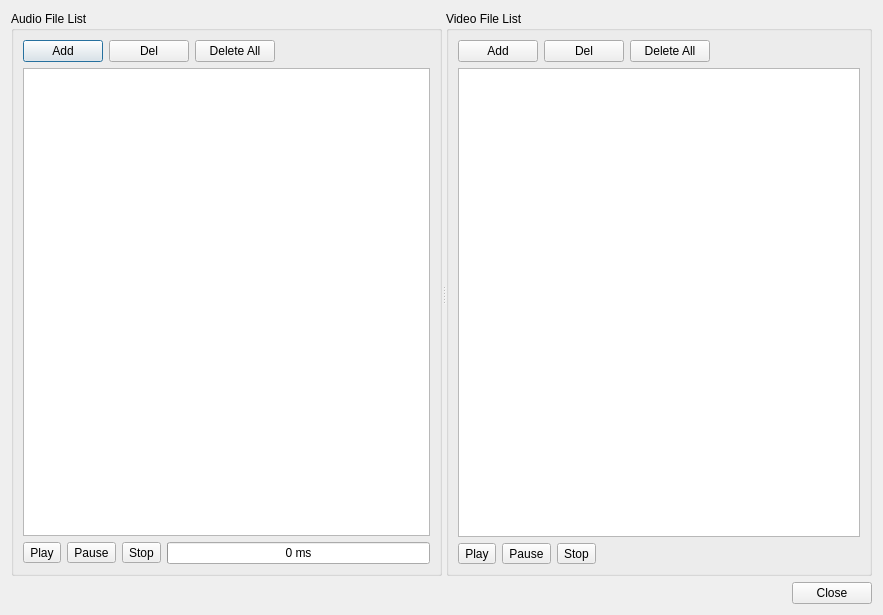
Before: the Qt Designer form kvmrt2_media_editor/contentsPool.ui in gyongchae/MediaEditor, drawn with Qt 5.
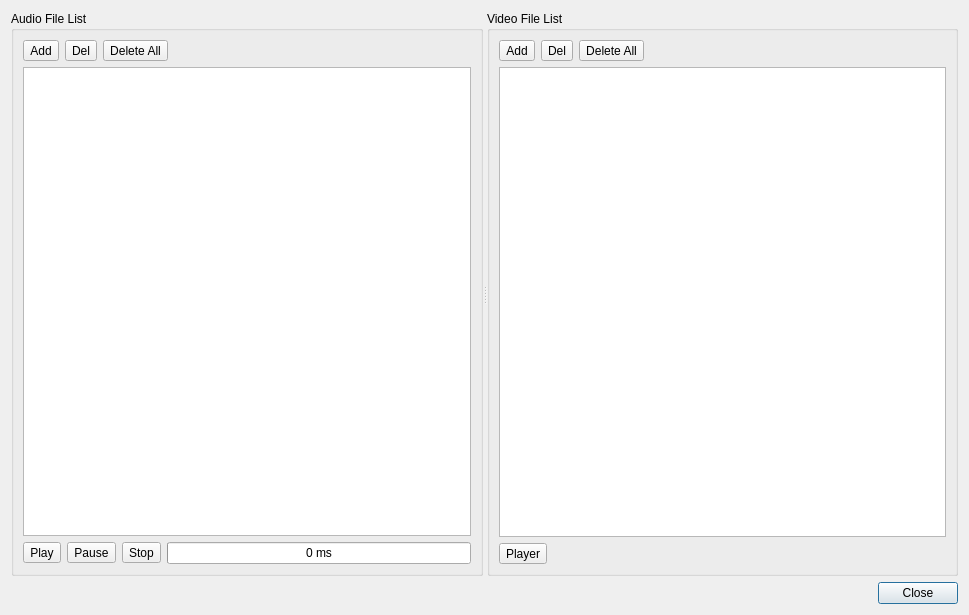
After: the same form once the commit is applied.

Diff of the .ui file:
```diff
--- a/kvmrt2_media_editor/contentsPool.ui
+++ b/kvmrt2_media_editor/contentsPool.ui
@@ -6,7 +6,7 @@
    <rect>
     <x>0</x>
     <y>0</y>
-    <width>883</width>
+    <width>969</width>
     <height>615</height>
    </rect>
   </property>
@@ -29,21 +29,21 @@
          <item>
           <layout class="QHBoxLayout" name="horizontalLayout">
            <item>
-            <widget class="QPushButton" name="btnAddAudio">
+            <widget class="QToolButton" name="btnAddAudio">
              <property name="text">
               <string>Add</string>
              </property>
             </widget>
            </item>
            <item>
-            <widget class="QPushButton" name="btnDelAudio">
+            <widget class="QToolButton" name="btnDelAudio">
              <property name="text">
               <string>Del</string>
              </property>
             </widget>
            </item>
            <item>
-            <widget class="QPushButton" name="btnDelAllAudio">
+            <widget class="QToolButton" name="btnDelAllAudio">
              <property name="text">
               <string>Delete All</string>
              </property>
@@ -133,21 +133,21 @@
          <item>
           <layout class="QHBoxLayout" name="horizontalLayout_2">
            <item>
-            <widget class="QPushButton" name="btnAddVideo">
+            <widget class="QToolButton" name="btnAddVideo">
              <property name="text">
               <string>Add</string>
              </property>
             </widget>
            </item>
            <item>
-            <widget class="QPushButton" name="btnDelVideo">
+            <widget class="QToolButton" name="btnDelVideo">
              <property name="text">
               <string>Del</string>
              </property>
             </widget>
            </item>
            <item>
-            <widget class="QPushButton" name="btnDelAllVideo">
+            <widget class="QToolButton" name="btnDelAllVideo">
              <property name="text">
               <string>Delete All</string>
              </property>
@@ -176,21 +176,7 @@
            <item>
             <widget class="QToolButton" name="btnPlayVideo">
              <property name="text">
-              <string>Play</string>
-             </property>
-            </widget>
-           </item>
-           <item>
-            <widget class="QToolButton" name="btnPauseVideo">
-             <property name="text">
-              <string>Pause</string>
-             </property>
-            </widget>
-           </item>
-           <item>
-            <widget class="QToolButton" name="btnStopVideo">
-             <property name="text">
-              <string>Stop</string>
+              <string>Player</string>
              </property>
             </widget>
            </item>
```
